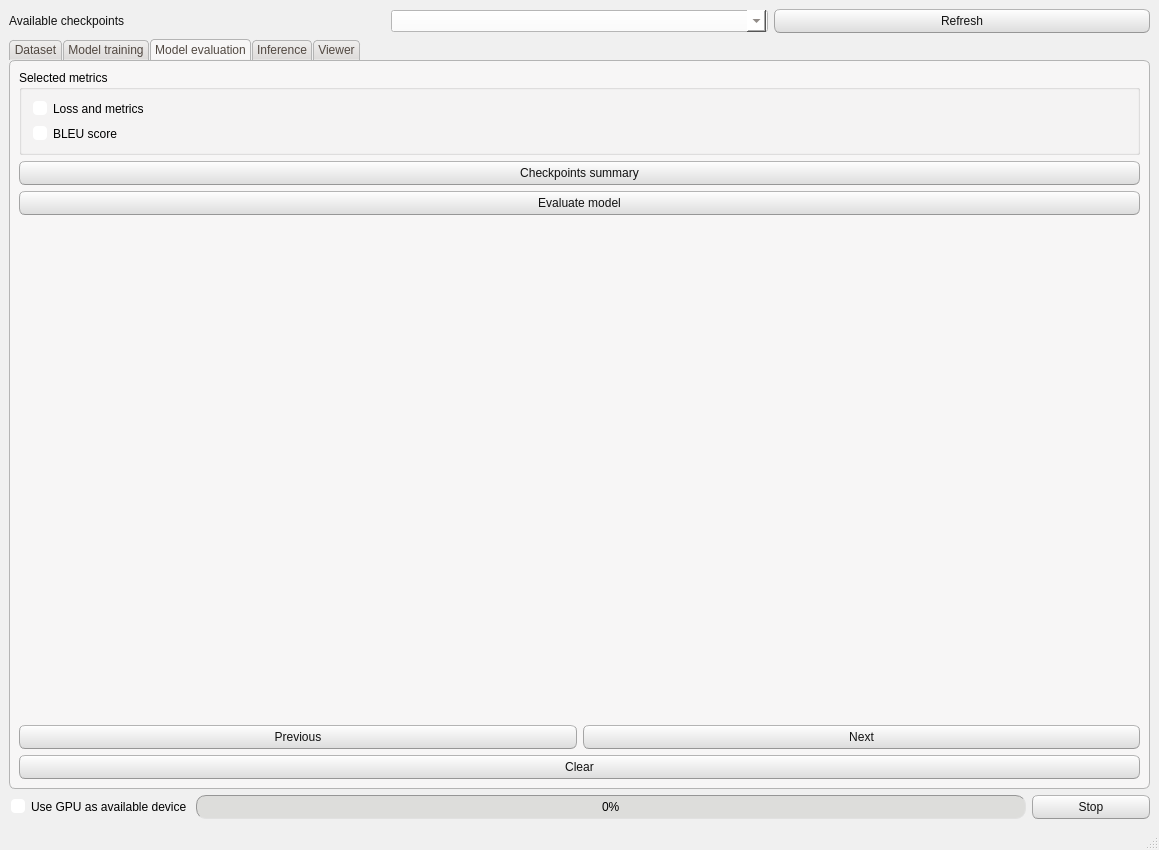
Before: the Qt Designer form XREPORT/app/src/window_layout.ui in CTCycle/XREPORT-radiological-reports-generator, drawn with Qt 5.
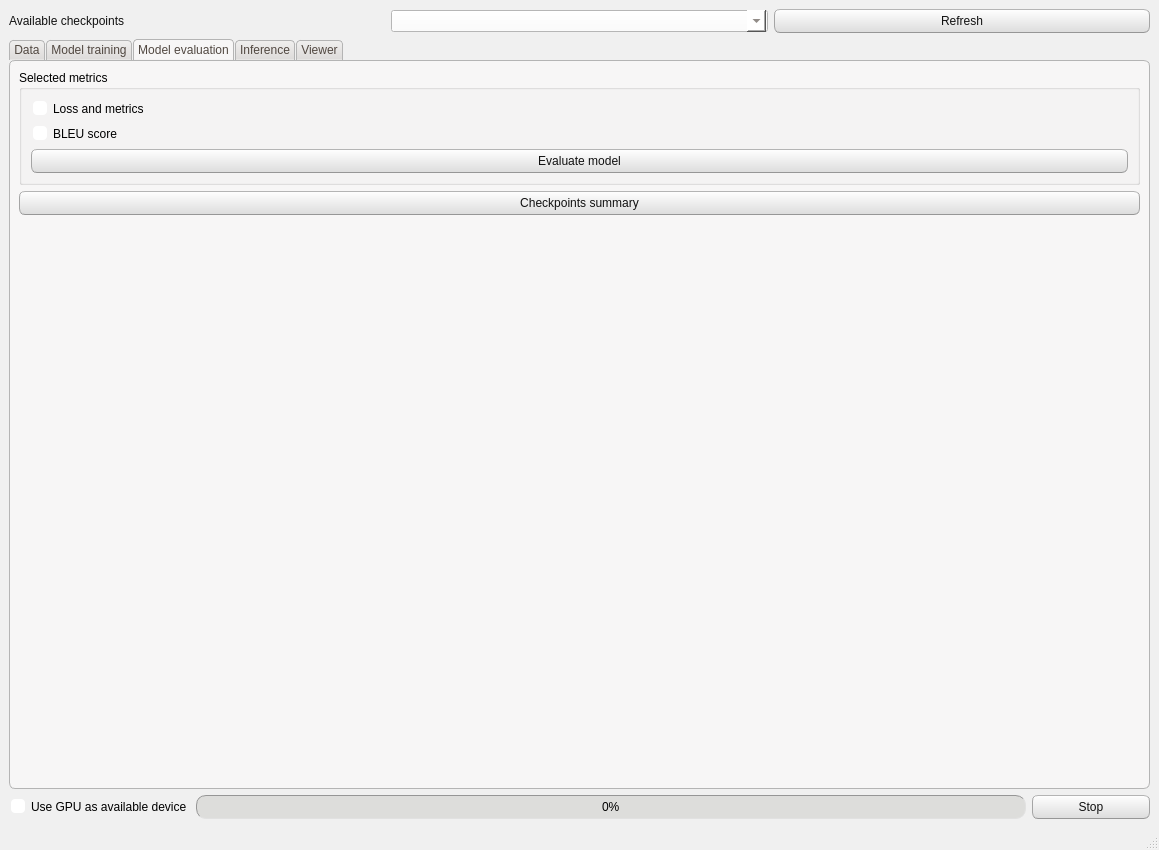
After: the same form once the commit is applied. The open tabs and pages were chosen to show the change.

Patch:
```diff
--- a/XREPORT/app/src/window_layout.ui
+++ b/XREPORT/app/src/window_layout.ui
@@ -572,7 +572,7 @@
         <number>-6</number>
        </property>
        <attribute name="title">
-        <string>Dataset</string>
+        <string>Data</string>
        </attribute>
        <layout class="QGridLayout" name="gridLayout_4">
         <item row="0" column="0">
@@ -1473,9 +1473,7 @@
        <attribute name="title">
         <string>Model evaluation</string>
        </attribute>
-       <layout class="QGridLayout" name="gridLayout_5">
-        <item row="0" column="0">
-         <layout class="QVBoxLayout" name="verticalLayout_20">
+       <layout class="QVBoxLayout" name="verticalLayout_12">
           <item>
            <widget class="QGroupBox" name="groupBox_7">
             <property name="title">
@@ -1496,6 +1494,13 @@
                </property>
               </widget>
              </item>
+           <item>
+            <widget class="QPushButton" name="evaluateModel">
+             <property name="text">
+              <string>Evaluate model</string>
+             </property>
+            </widget>
+           </item>
             </layout>
            </widget>
           </item>
@@ -1509,13 +1514,6 @@
             </property>
            </widget>
           </item>
-          <item>
-           <widget class="QPushButton" name="evaluateModel">
-            <property name="text">
-             <string>Evaluate model</string>
-            </property>
-           </widget>
-          </item>
           <item>
            <spacer name="verticalSpacer_9">
             <property name="orientation">
@@ -1524,41 +1522,10 @@
             <property name="sizeHint" stdset="0">
              <size>
               <width>20</width>
-              <height>40</height>
+            <height>462</height>
              </size>
             </property>
            </spacer>
-          </item>
-          <item>
-           <layout class="QVBoxLayout" name="verticalLayout_12">
-            <item>
-             <layout class="QHBoxLayout" name="horizontalLayout_30">
-              <item>
-               <widget class="QPushButton" name="evalTabPreviousImg">
-                <property name="text">
-                 <string>Previous</string>
-                </property>
-               </widget>
-              </item>
-              <item>
-               <widget class="QPushButton" name="evalTabNextImg">
-                <property name="text">
-                 <string>Next</string>
-                </property>
-               </widget>
-              </item>
-             </layout>
-            </item>
-            <item>
-             <widget class="QPushButton" name="evalTabClearImg">
-              <property name="text">
-               <string>Clear</string>
-              </property>
-             </widget>
-            </item>
-           </layout>
-          </item>
-         </layout>
         </item>
        </layout>
       </widget>
```
Left out of the diff: 222 changed lines with no effect on the pictures. Lines whose indentation alone changed are shown as unchanged.
